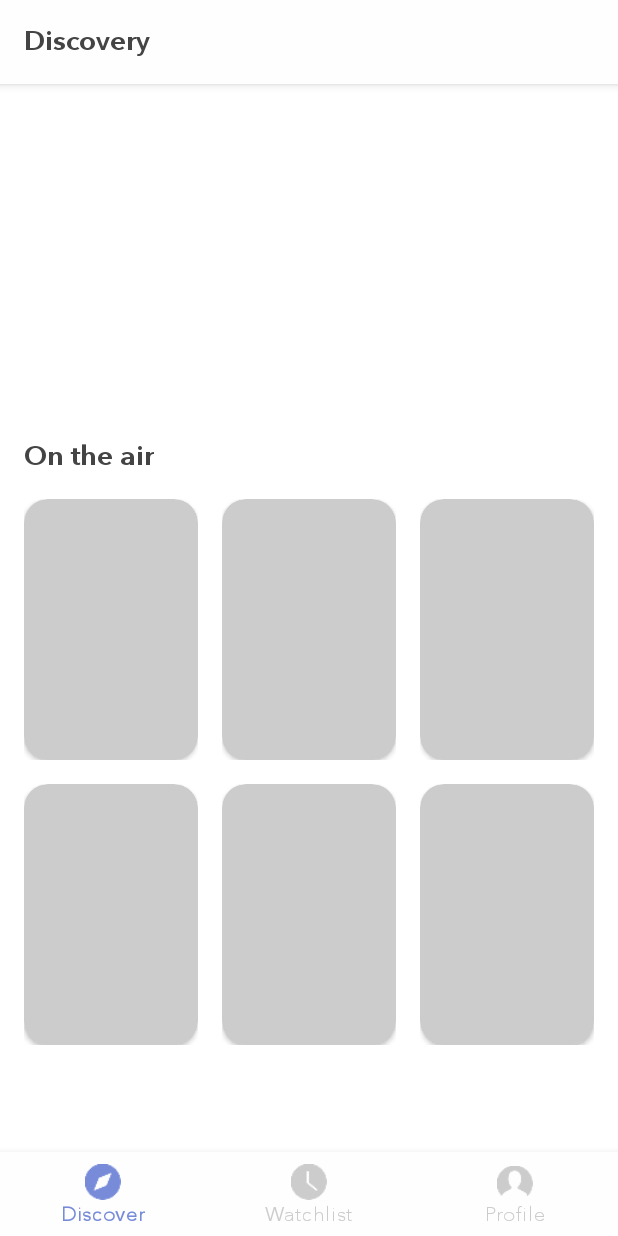
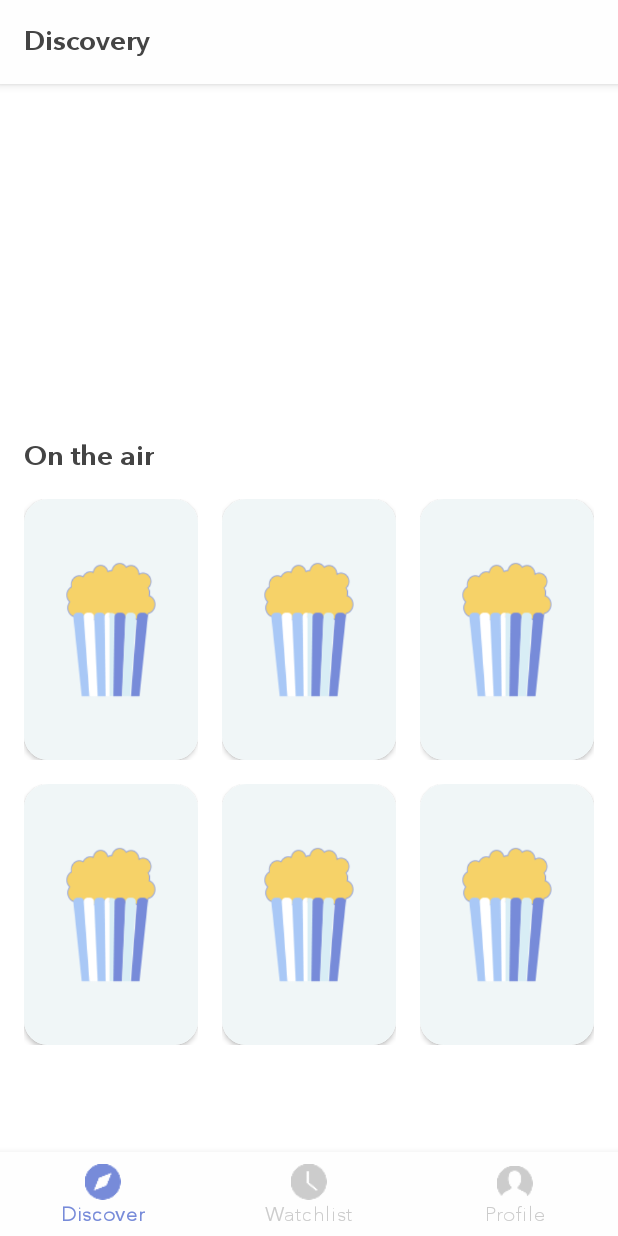
Before and after one commit to arbelkilani/Binge_Tv, an Android app: the screen it shows after launch (DashboardActivity), on a phone screen of 412 x 824 dp. Run offline under Robolectric (Android 15) with nearby library versions, the phone set to English and light mode, and no system bars; our stand-ins replace Room's generated code, Shimmer, data binding, paging; network calls fail; 3 statements that could not run were skipped.

Commit message:
- refactoring - add placeholder in recycler shimmer layout for discover ui.

```diff
--- a/app/src/main/res/layout/shimmer_discover_recycler.xml
+++ b/app/src/main/res/layout/shimmer_discover_recycler.xml
@@ -28,14 +28,19 @@
                 <com.arbelkilani.bingetv.presentation.ui.view.CustomCardView
                     android:layout_width="0dp"
                     android:layout_height="0dp"
-                    android:background="@color/bottom_navigation_view_icon_color_inactive"
-                    android:backgroundTint="@color/bottom_navigation_view_icon_color_inactive"
                     android:layoutMode="opticalBounds"
                     app:cardCornerRadius="@dimen/default_card_corner_radius"
                     app:layout_constraintDimensionRatio="2:3"
                     app:layout_constraintLeft_toLeftOf="parent"
                     app:layout_constraintRight_toRightOf="parent"
-                    app:layout_constraintTop_toTopOf="parent" />
+                    app:layout_constraintTop_toTopOf="parent">
+
+                    <ImageView
+                        android:layout_width="match_parent"
+                        android:layout_height="match_parent"
+                        android:src="@drawable/placeholder" />
+
+                </com.arbelkilani.bingetv.presentation.ui.view.CustomCardView>
 
             </androidx.constraintlayout.widget.ConstraintLayout>
 
@@ -49,14 +54,19 @@
                 <com.arbelkilani.bingetv.presentation.ui.view.CustomCardView
                     android:layout_width="0dp"
                     android:layout_height="0dp"
-                    android:background="@color/bottom_navigation_view_icon_color_inactive"
-                    android:backgroundTint="@color/bottom_navigation_view_icon_color_inactive"
                     android:layoutMode="opticalBounds"
                     app:cardCornerRadius="@dimen/default_card_corner_radius"
                     app:layout_constraintDimensionRatio="2:3"
                     app:layout_constraintLeft_toLeftOf="parent"
                     app:layout_constraintRight_toRightOf="parent"
-                    app:layout_constraintTop_toTopOf="parent" />
+                    app:layout_constraintTop_toTopOf="parent">
+
+                    <ImageView
+                        android:layout_width="match_parent"
+                        android:layout_height="match_parent"
+                        android:src="@drawable/placeholder" />
+
+                </com.arbelkilani.bingetv.presentation.ui.view.CustomCardView>
 
             </androidx.constraintlayout.widget.ConstraintLayout>
 
@@ -70,14 +80,19 @@
                 <com.arbelkilani.bingetv.presentation.ui.view.CustomCardView
                     android:layout_width="0dp"
                     android:layout_height="0dp"
-                    android:background="@color/bottom_navigation_view_icon_color_inactive"
-                    android:backgroundTint="@color/bottom_navigation_view_icon_color_inactive"
                     android:layoutMode="opticalBounds"
                     app:cardCornerRadius="@dimen/default_card_corner_radius"
                     app:layout_constraintDimensionRatio="2:3"
                     app:layout_constraintLeft_toLeftOf="parent"
                     app:layout_constraintRight_toRightOf="parent"
-                    app:layout_constraintTop_toTopOf="parent" />
+                    app:layout_constraintTop_toTopOf="parent">
+
+                    <ImageView
+                        android:layout_width="match_parent"
+                        android:layout_height="match_parent"
+                        android:src="@drawable/placeholder" />
+
+                </com.arbelkilani.bingetv.presentation.ui.view.CustomCardView>
 
             </androidx.constraintlayout.widget.ConstraintLayout>
 
@@ -99,14 +114,19 @@
                 <com.arbelkilani.bingetv.presentation.ui.view.CustomCardView
                     android:layout_width="0dp"
                     android:layout_height="0dp"
-                    android:background="@color/bottom_navigation_view_icon_color_inactive"
-                    android:backgroundTint="@color/bottom_navigation_view_icon_color_inactive"
                     android:layoutMode="opticalBounds"
                     app:cardCornerRadius="@dimen/default_card_corner_radius"
                     app:layout_constraintDimensionRatio="2:3"
                     app:layout_constraintLeft_toLeftOf="parent"
                     app:layout_constraintRight_toRightOf="parent"
-                    app:layout_constraintTop_toTopOf="parent" />
+                    app:layout_constraintTop_toTopOf="parent">
+
+                    <ImageView
+                        android:layout_width="match_parent"
+                        android:layout_height="match_parent"
+                        android:src="@drawable/placeholder" />
+
+                </com.arbelkilani.bingetv.presentation.ui.view.CustomCardView>
 
             </androidx.constraintlayout.widget.ConstraintLayout>
 
@@ -120,14 +140,19 @@
                 <com.arbelkilani.bingetv.presentation.ui.view.CustomCardView
                     android:layout_width="0dp"
                     android:layout_height="0dp"
-                    android:background="@color/bottom_navigation_view_icon_color_inactive"
-                    android:backgroundTint="@color/bottom_navigation_view_icon_color_inactive"
                     android:layoutMode="opticalBounds"
                     app:cardCornerRadius="@dimen/default_card_corner_radius"
                     app:layout_constraintDimensionRatio="2:3"
                     app:layout_constraintLeft_toLeftOf="parent"
                     app:layout_constraintRight_toRightOf="parent"
-                    app:layout_constraintTop_toTopOf="parent" />
+                    app:layout_constraintTop_toTopOf="parent">
+
+                    <ImageView
+                        android:layout_width="match_parent"
+                        android:layout_height="match_parent"
+                        android:src="@drawable/placeholder" />
+
+                </com.arbelkilani.bingetv.presentation.ui.view.CustomCardView>
 
             </androidx.constraintlayout.widget.ConstraintLayout>
 
@@ -141,14 +166,19 @@
                 <com.arbelkilani.bingetv.presentation.ui.view.CustomCardView
                     android:layout_width="0dp"
                     android:layout_height="0dp"
-                    android:background="@color/bottom_navigation_view_icon_color_inactive"
-                    android:backgroundTint="@color/bottom_navigation_view_icon_color_inactive"
                     android:layoutMode="opticalBounds"
                     app:cardCornerRadius="@dimen/default_card_corner_radius"
                     app:layout_constraintDimensionRatio="2:3"
                     app:layout_constraintLeft_toLeftOf="parent"
                     app:layout_constraintRight_toRightOf="parent"
-                    app:layout_constraintTop_toTopOf="parent" />
+                    app:layout_constraintTop_toTopOf="parent">
+
+                    <ImageView
+                        android:layout_width="match_parent"
+                        android:layout_height="match_parent"
+                        android:src="@drawable/placeholder" />
+
+                </com.arbelkilani.bingetv.presentation.ui.view.CustomCardView>
 
             </androidx.constraintlayout.widget.ConstraintLayout>
 
```
